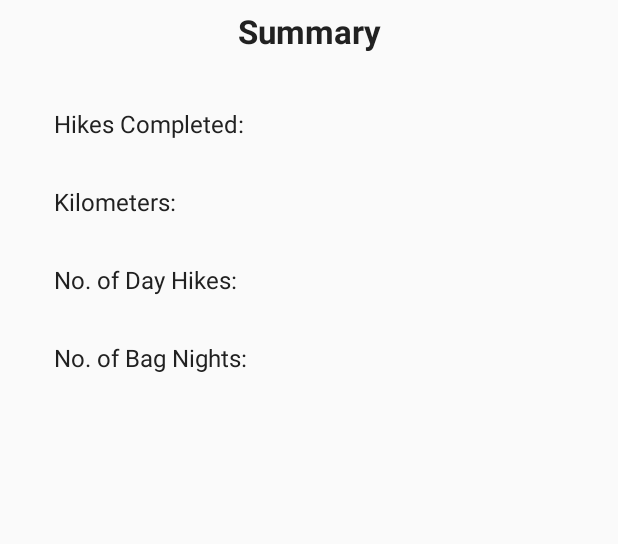
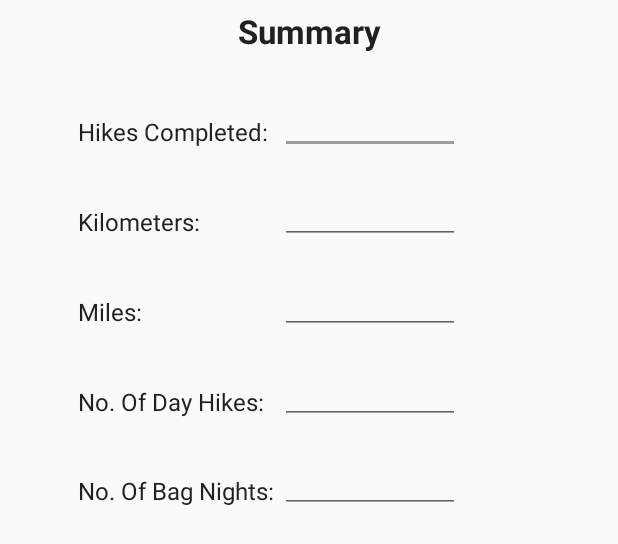
Before and after one commit to RoyceNguyen/HikingApp, an Android app: the layout fragment_summary.xml on its own in the app's theme, with its tools: preview values and no code run, on a phone screen of 412 x 824 dp. Shown: the top 544 px of the screen. Run offline under Robolectric (Android 15) with nearby library versions, the phone set to English and light mode, and no system bars; Roboto replaces fonts that are not available here.

Commit message:
Added strings for all our fields so is is not hardcoded and fixed some layout in summaryfragment

```diff
--- a/app/src/main/res/layout/fragment_summary.xml
+++ b/app/src/main/res/layout/fragment_summary.xml
@@ -2,6 +2,7 @@
     xmlns:tools="http://schemas.android.com/tools"
     android:layout_width="match_parent"
     android:layout_height="match_parent"
+    android:orientation="vertical"
     tools:context="com.stclaircollege.rnb.hikingapp.SummaryFragment">
 
     <!-- TODO: Update blank fragment layout -->
@@ -24,20 +25,26 @@
         android:layout_alignParentStart="true"
         android:layout_below="@+id/textView3"
         android:layout_gravity="center"
-        android:layout_marginStart="36dp"
-        android:layout_marginTop="30dp"
+        android:layout_marginStart="48dp"
+        android:layout_marginTop="31dp"
         android:layout_weight="1"
-        android:text="Hikes Completed:"
+        android:padding="@dimen/padding_addTrip"
+        android:text="@string/hikesCompleted_summary"
         android:textColor="@color/primaryTextColor"
         android:textSize="@dimen/textSize" />
 
-    <TextView
-        android:id="@+id/textView14"
-        android:layout_width="wrap_content"
+    <EditText
+        android:id="@+id/editText2"
+        android:layout_width="120dp"
         android:layout_height="wrap_content"
-        android:layout_alignBaseline="@+id/textView13"
         android:layout_alignBottom="@+id/textView13"
         android:layout_centerHorizontal="true"
+        android:layout_centerInParent="true"
+        android:layout_centerVertical="true"
+        android:layout_marginRight="30dp"
+        android:layout_toEndOf="@+id/textView4"
+        android:ems="10"
+        android:inputType="number"
         android:textColor="@color/primaryTextColor"
         android:textSize="@dimen/summaryTextSize" />
 
@@ -47,18 +54,27 @@
         android:layout_height="wrap_content"
         android:layout_alignStart="@+id/textView13"
         android:layout_below="@+id/textView13"
+        android:layout_centerHorizontal="true"
+        android:layout_centerInParent="true"
+        android:layout_centerVertical="true"
         android:layout_marginTop="30dp"
-        android:text="Kilometers:"
+        android:padding="@dimen/padding_addTrip"
+        android:text="@string/kilometers_summary"
         android:textColor="@color/primaryTextColor"
         android:textSize="@dimen/textSize" />
 
-    <TextView
-        android:id="@+id/textView16"
-        android:layout_width="wrap_content"
+    <EditText
+        android:id="@+id/editText5"
+        android:layout_width="120dp"
         android:layout_height="wrap_content"
-        android:layout_alignBaseline="@+id/textView15"
         android:layout_alignBottom="@+id/textView15"
-        android:layout_alignStart="@+id/textView14"
+        android:layout_alignStart="@+id/editText2"
+        android:layout_centerHorizontal="true"
+        android:layout_centerInParent="true"
+        android:layout_centerVertical="true"
+        android:layout_marginRight="30dp"
+        android:ems="10"
+        android:inputType="number"
         android:textColor="@color/primaryTextColor"
         android:textSize="@dimen/summaryTextSize" />
 
@@ -66,20 +82,30 @@
         android:id="@+id/textView17"
         android:layout_width="wrap_content"
         android:layout_height="wrap_content"
+        android:layout_alignEnd="@+id/textView15"
         android:layout_alignStart="@+id/textView15"
         android:layout_below="@+id/textView15"
+        android:layout_centerHorizontal="true"
+        android:layout_centerInParent="true"
+        android:layout_centerVertical="true"
         android:layout_marginTop="30dp"
-        android:text="No. of Day Hikes:"
+        android:padding="@dimen/padding_addTrip"
+        android:text="@string/miles_summary"
         android:textColor="@color/primaryTextColor"
         android:textSize="@dimen/textSize" />
 
-    <TextView
-        android:id="@+id/textView18"
-        android:layout_width="wrap_content"
+    <EditText
+        android:id="@+id/editText7"
+        android:layout_width="120dp"
         android:layout_height="wrap_content"
-        android:layout_alignBaseline="@+id/textView17"
-        android:layout_alignBottom="@+id/textView17"
-        android:layout_alignStart="@+id/textView16"
+        android:layout_above="@+id/textView19"
+        android:layout_alignStart="@+id/editText5"
+        android:layout_centerHorizontal="true"
+        android:layout_centerInParent="true"
+        android:layout_centerVertical="true"
+        android:layout_marginRight="30dp"
+        android:ems="10"
+        android:inputType="number"
         android:textColor="@color/primaryTextColor"
         android:textSize="@dimen/summaryTextSize" />
 
@@ -89,17 +115,57 @@
         android:layout_height="wrap_content"
         android:layout_alignStart="@+id/textView17"
         android:layout_below="@+id/textView17"
+        android:layout_centerHorizontal="true"
+        android:layout_centerInParent="true"
+        android:layout_centerVertical="true"
         android:layout_marginTop="30dp"
-        android:text="No. of Bag Nights:"
+        android:padding="@dimen/padding_addTrip"
+        android:text="@string/numOfDayHikes_summary"
         android:textColor="@color/primaryTextColor"
         android:textSize="@dimen/textSize" />
 
+    <EditText
+        android:id="@+id/editText8"
+        android:layout_width="120dp"
+        android:layout_height="wrap_content"
+        android:layout_above="@+id/textView4"
+        android:layout_alignStart="@+id/editText7"
+        android:layout_centerHorizontal="true"
+        android:layout_centerInParent="true"
+        android:layout_centerVertical="true"
+        android:layout_marginRight="30dp"
+        android:ems="10"
+        android:inputType="number"
+        android:textColor="@color/primaryTextColor"
+        android:textSize="@dimen/summaryTextSize" />
+
     <TextView
-        android:id="@+id/textView20"
+        android:id="@+id/textView4"
         android:layout_width="wrap_content"
         android:layout_height="wrap_content"
-        android:layout_alignStart="@+id/textView18"
-        android:layout_alignTop="@+id/textView19"
+        android:layout_alignStart="@+id/textView19"
+        android:layout_below="@+id/textView19"
+        android:layout_centerHorizontal="true"
+        android:layout_centerInParent="true"
+        android:layout_centerVertical="true"
+        android:layout_marginTop="29dp"
+        android:padding="@dimen/padding_addTrip"
+        android:text="@string/numOfBagNights_summary"
+        android:textColor="@color/primaryTextColor"
+        android:textSize="@dimen/textSize" />
+
+    <EditText
+        android:id="@+id/editText9"
+        android:layout_width="120dp"
+        android:layout_height="wrap_content"
+        android:layout_alignBottom="@+id/textView4"
+        android:layout_centerHorizontal="true"
+        android:layout_centerInParent="true"
+        android:layout_centerVertical="true"
+        android:layout_marginRight="30dp"
+        android:layout_toEndOf="@+id/textView4"
+        android:ems="10"
+        android:inputType="number"
         android:textColor="@color/primaryTextColor"
         android:textSize="@dimen/summaryTextSize" />
 
--- a/app/src/main/res/values/dimens.xml
+++ b/app/src/main/res/values/dimens.xml
@@ -9,4 +9,5 @@
     <dimen name="buttonSize">30dp</dimen>
     <dimen name="summaryTextSize">24sp</dimen>
     <dimen name="titleTextSize">22sp</dimen>
+    <dimen name="padding_addTrip">4dp</dimen>
 </resources>
--- a/app/src/main/res/values/strings.xml
+++ b/app/src/main/res/values/strings.xml
@@ -9,4 +9,18 @@
     <!-- TODO: Remove or change this placeholder text -->
     <string name="hello_blank_fragment">Hello blank fragment</string>
     <string name="title_activity_maps">Map</string>
+    <string name="location_addTrip">Location:</string>
+    <string name="startDate_addTrip">Start Date:</string>
+    <string name="endDate_addTrip">End Date:</string>
+    <string name="tripOrganizer_addTrip">Trip Organizer:</string>
+    <string name="participants_addTrip">Participants:</string>
+    <string name="numOfDays_addTrip">No. Of Days:</string>
+    <string name="accommodations_addTrip">Accommodations:</string>
+    <string name="dailyBreakdown_addTrip">Daily Breakdown:</string>
+    <string name="hikesCompleted_summary">Hikes Completed:</string>
+    <string name="kilometers_summary">Kilometers:</string>
+    <string name="miles_summary">Miles:</string>
+    <string name="numOfDayHikes_summary">No. Of Day Hikes:</string>
+    <string name="numOfBagNights_summary">No. Of Bag Nights:</string>
+
 </resources>
```
Also changed, not shown: app/src/main/res/layout/fragment_add_trip.xml (+32 -25 lines).
